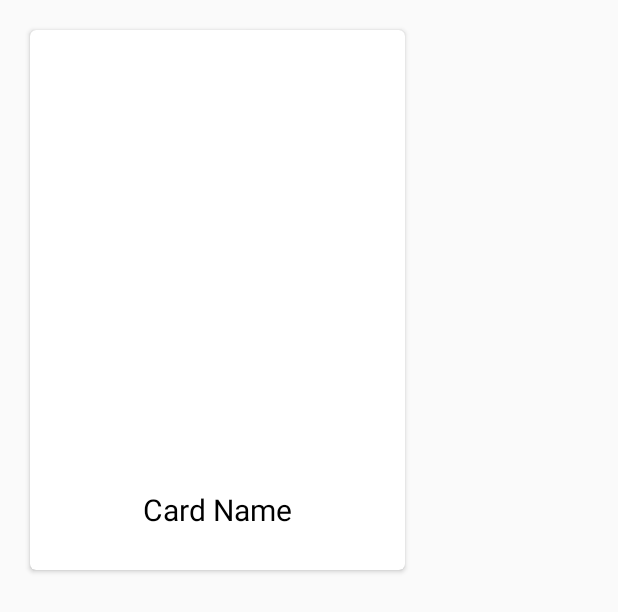
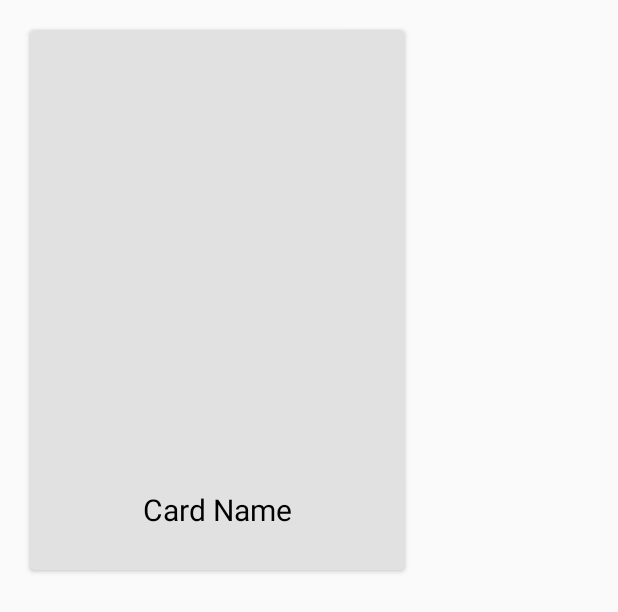
Before and after one commit to tg106/memecards, an Android app: the layout cardview_layout.xml on its own in the app's theme, with its tools: preview values and no code run, on a phone screen of 412 x 824 dp. Shown: the top 612 px of the screen. Run offline under Robolectric (Android 15) with nearby library versions, the phone set to English and light mode, and no system bars.

Commit message:
Add background and Back button fixed

```diff
--- a/app/src/main/java/com/example/memecards/CardInformationActivity.java
+++ b/app/src/main/java/com/example/memecards/CardInformationActivity.java
@@ -38,7 +38,8 @@ public class CardInformationActivity extends AppCompatActivity {
 
     /** Back to the home page when the user taps the BACK button */
     public void BackCardLib(View v) {
-        Intent intent = new Intent(this, CardLibraryActivity.class);
-        startActivity(intent);
+//        Intent intent = new Intent(this, CardLibraryActivity.class);
+//        startActivity(intent);
+        onBackPressed();
     }
 }
--- a/app/src/main/java/com/example/memecards/CardLibraryActivity.java
+++ b/app/src/main/java/com/example/memecards/CardLibraryActivity.java
@@ -38,8 +38,9 @@ public class CardLibraryActivity extends AppCompatActivity {
 
     /** Back to the home page when the user taps the BACK button */
     public void BackHomePage(View v) {
-        Intent intent = new Intent(this, MainActivity.class);
-        startActivity(intent);
+//        Intent intent = new Intent(this, MainActivity.class);
+//        startActivity(intent);
+        onBackPressed();
     }
 
     // Show the number of total cards and locked cards
--- a/app/src/main/res/layout/activity_card_information.xml
+++ b/app/src/main/res/layout/activity_card_information.xml
@@ -5,6 +5,7 @@
     xmlns:tools="http://schemas.android.com/tools"
     android:layout_width="match_parent"
     android:layout_height="match_parent"
+    android:background="@drawable/darkest_meme"
     android:theme="@android:style/Theme.NoTitleBar.Fullscreen"
     tools:context=".CardInformationActivity">
 
--- a/app/src/main/res/layout/activity_card_library.xml
+++ b/app/src/main/res/layout/activity_card_library.xml
@@ -4,6 +4,7 @@
     xmlns:app="http://schemas.android.com/apk/res-auto"
     xmlns:tools="http://schemas.android.com/tools"
     android:id="@+id/TotalNum"
+    android:background="@drawable/decision_making"
     android:layout_width="match_parent"
     android:layout_height="match_parent"
     tools:context=".CardLibraryActivity">
--- a/app/src/main/res/layout/cardview_layout.xml
+++ b/app/src/main/res/layout/cardview_layout.xml
@@ -1,6 +1,5 @@
 <?xml version="1.0" encoding="utf-8"?>
-<androidx.cardview.widget.CardView
-    xmlns:android="http://schemas.android.com/apk/res/android"
+<androidx.cardview.widget.CardView xmlns:android="http://schemas.android.com/apk/res/android"
     xmlns:cardview="http://schemas.android.com/apk/res-auto"
     android:id="@+id/CardView"
     android:layout_width="250dp"
@@ -18,18 +17,18 @@
             android:id="@+id/CardImage"
             android:layout_width="match_parent"
             android:layout_height="280dp"
+            android:background="@color/colorWrite"
             android:scaleType="centerInside"
             cardview:layout_constraintTop_toTopOf="parent" />
 
         <TextView
             android:id="@+id/CardName"
-            android:layout_width="match_parent"
+            android:layout_width="250dp"
             android:layout_height="80dp"
+            android:background="@color/colorWrite"
             android:gravity="center"
             android:text="Card Name"
             android:textColor="#000000"
-            android:layout_marginLeft="20dp"
-            android:layout_marginRight="20dp"
             android:textSize="20sp"
             cardview:layout_constraintBottom_toBottomOf="parent"
             cardview:layout_constraintStart_toStartOf="parent"
--- a/app/src/main/res/values/colors.xml
+++ b/app/src/main/res/values/colors.xml
@@ -3,6 +3,6 @@
     <color name="colorPrimary">#3D03FD</color>
     <color name="colorPrimaryDark">#00574B</color>
     <color name="colorAccent">#D81B60</color>
-    <color name="colorWrite">#fff</color>
+    <color name="colorWrite">#E1E1E1</color>
     <color name="colorOrange">#F988CA</color>
 </resources>
```
Also changed, not shown: app/src/main/res/drawable/locked.png (deleted), app/src/main/res/drawable/no1.png (deleted), app/src/main/res/drawable/no2.png (deleted), app/src/main/res/drawable/no3.png (deleted).
